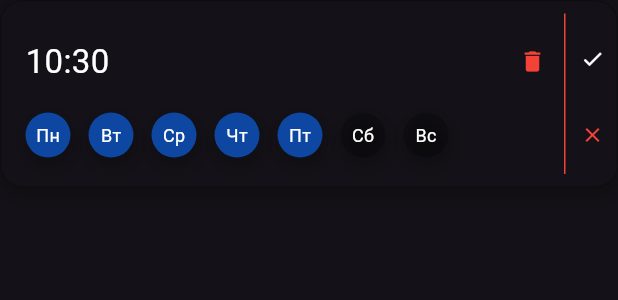
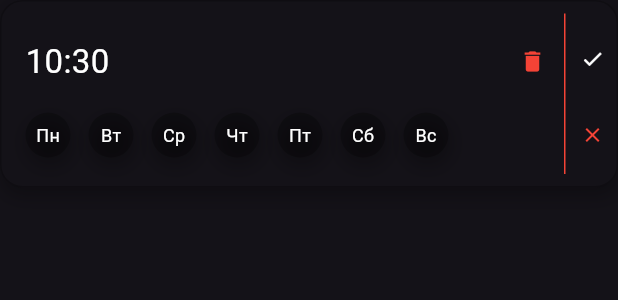
Before and after one commit to OstinPower41016/dream_book, a Flutter app: the TimeCard widget shown alone on an empty page, opened directly with empty values, on a phone screen of 412 x 824 dp. Shown: the top 300 px of the screen. Run offline on Flutter 3.47's test engine with Material 3 defaults, Android fonts, the phone set to English and light mode, and no system bars; our stand-ins replace animated_toggle_switch, flutter_local_notifications, get, get_it, go_router, persistent_bottom_nav_bar and 2 more; accounts and stored records are empty.

Commit message:
[N/A] Alarm clock added days repeat interaction

```diff
--- a/lib/features/alarm_clock/domain/entities/alarm_clock_repeat_by_entity.dart
+++ b/lib/features/alarm_clock/domain/entities/alarm_clock_repeat_by_entity.dart
@@ -1,3 +1,4 @@
+import 'package:dream_book/shared/constants/days_of_week.dart';
 import 'package:json_annotation/json_annotation.dart';
 
 part 'alarm_clock_repeat_by_entity.g.dart';
@@ -5,8 +6,8 @@ part 'alarm_clock_repeat_by_entity.g.dart';
 @JsonSerializable()
 class AlarmClockRepeatByEntity {
   bool monday;
-  bool tueday;
-  bool wendsday;
+  bool tuesday;
+  bool wednesday;
   bool thursday;
   bool friday;
   bool saturday;
@@ -14,8 +15,8 @@ class AlarmClockRepeatByEntity {
 
   AlarmClockRepeatByEntity(
       {this.monday = false,
-      this.tueday = false,
-      this.wendsday = false,
+      this.tuesday = false,
+      this.wednesday = false,
       this.thursday = false,
       this.friday = false,
       this.saturday = false,
@@ -25,4 +26,18 @@ class AlarmClockRepeatByEntity {
       _$AlarmClockRepeatByEntityFromJson(json);
 
   Map<String, dynamic> toJson() => _$AlarmClockRepeatByEntityToJson(this);
+
+  AlarmClockRepeatByEntity copyWith(
+    Map<DaysOfWeek, bool> map,
+  ) {
+    return AlarmClockRepeatByEntity(
+      monday: map[DaysOfWeek.monday] ?? monday,
+      tuesday: map[DaysOfWeek.tuesday] ?? tuesday,
+      wednesday: map[DaysOfWeek.wednesday] ?? wednesday,
+      thursday: map[DaysOfWeek.thursday] ?? thursday,
+      friday: map[DaysOfWeek.friday] ?? friday,
+      saturday: map[DaysOfWeek.saturday] ?? saturday,
+      sunday: map[DaysOfWeek.sunday] ?? sunday,
+    );
+  }
 }
--- a/lib/features/alarm_clock/view/logic/alarm_clock_item_vm.dart
+++ b/lib/features/alarm_clock/view/logic/alarm_clock_item_vm.dart
@@ -1,5 +1,6 @@
 import 'package:dream_book/features/alarm_clock/data/repositories/alarm_clock_repository.dart';
 import 'package:dream_book/features/alarm_clock/domain/entities/alarm_clock_entity.dart';
+import 'package:dream_book/shared/constants/days_of_week.dart';
 import 'package:get/get.dart';
 
 class AlarmClockItemVM extends GetxController {
@@ -9,7 +10,8 @@ class AlarmClockItemVM extends GetxController {
   AlarmClockItemVM({required this.alarmClock});
 
   void changeIsEnabledTime(bool value) async {
-    AlarmClockEntity updatedAlarmClock = alarmClock.value.copyWith(isEnabled: value);
+    AlarmClockEntity updatedAlarmClock =
+        alarmClock.value.copyWith(isEnabled: value);
 
     alarmClock.value = updatedAlarmClock;
     await alarmClockRepository.updateAlarmClock(updatedAlarmClock);
@@ -18,4 +20,15 @@ class AlarmClockItemVM extends GetxController {
   Future<void> updateAlarmClock(AlarmClockEntity alarmClock) async {
     await alarmClockRepository.updateAlarmClock(alarmClock);
   }
+
+  Future<void> updateDaysRepeat(DaysOfWeek day, bool checked) async {
+    var updatedAlarmClock = alarmClock.value.copyWith(
+      listForRepeat: alarmClock.value.listForRepeat.copyWith(
+        {day: checked},
+      ),
+    );
+
+    alarmClock.value = updatedAlarmClock;
+    await alarmClockRepository.updateAlarmClock(updatedAlarmClock);
+  }
 }
--- a/lib/features/alarm_clock/view/logic/alarm_clock_list_vm.dart
+++ b/lib/features/alarm_clock/view/logic/alarm_clock_list_vm.dart
@@ -48,7 +48,6 @@ class AlarmClockListVM extends GetxController {
     return alarmClocks;
   }
 
-
   Future<void> loadAlarmClockList() async {
     var list = await alarmClockRepository.getListAlarmClocks();
 
--- a/lib/features/alarm_clock/view/widgets/time_card/time_card.dart
+++ b/lib/features/alarm_clock/view/widgets/time_card/time_card.dart
@@ -10,11 +10,11 @@ import 'package:get/get.dart';
 
 class TimeCard extends StatelessWidget {
   final AlarmClockEntity alarmClockItem;
-  final vm = Get.put(AlarmClockListVM());
-  final AlarmClockItemVM vmTimeCard;
+  final vmAlarmList = Get.put(AlarmClockListVM());
+  final AlarmClockItemVM vmAlarmItem;
 
   TimeCard({Key? key, required this.alarmClockItem})
-      : vmTimeCard = AlarmClockItemVM(alarmClock: alarmClockItem.obs),
+      : vmAlarmItem = AlarmClockItemVM(alarmClock: alarmClockItem.obs),
         super(key: key);
 
   @override
@@ -23,7 +23,7 @@ class TimeCard extends StatelessWidget {
     String minute = alarmClockItem.time.minute.toString().padLeft(2, "0");
 
     void deleteTimeCard() {
-      vm.deleteAlarmClock(alarmClockItem.alarmId);
+      vmAlarmList.deleteAlarmClock(alarmClockItem.alarmId);
     }
 
     return Container(
@@ -58,15 +58,19 @@ class TimeCard extends StatelessWidget {
                           minute: minute),
                     ],
                   ),
-                  const SizedBox(height: 10,),
-                  TimeCardBottomRow(),
+                  const SizedBox(
+                    height: 10,
+                  ),
+                  TimeCardBottomRow(
+                    vmAlarmItem: vmAlarmItem,
+                  ),
                 ],
               )),
           Positioned(
             top: 8,
             bottom: 8,
             right: 22,
-            child: TurningOnDivider(vmTimeCard: vmTimeCard),
+            child: TurningOnDivider(vmAlarmItem: vmAlarmItem),
           ),
           Positioned(
             top: 5,
@@ -74,7 +78,7 @@ class TimeCard extends StatelessWidget {
             right: 0,
             child: Padding(
                 padding: const EdgeInsets.all(8.0),
-                child: TimeCardTurningOn(vmTimeCard: vmTimeCard)),
+                child: TimeCardTurningOn(vmAlarmItem: vmAlarmItem)),
           )
         ],
       ),
--- a/lib/features/alarm_clock/view/widgets/time_card/time_card_bottom_row.dart
+++ b/lib/features/alarm_clock/view/widgets/time_card/time_card_bottom_row.dart
@@ -1,29 +1,87 @@
+import 'package:dream_book/features/alarm_clock/view/logic/alarm_clock_item_vm.dart';
+import 'package:dream_book/shared/constants/days_of_week.dart';
 import 'package:dream_book/shared/widgets/text_checkbox.dart';
 import 'package:flutter/material.dart';
+import 'package:get/get.dart';
 
 class TimeCardBottomRow extends StatelessWidget {
+  final AlarmClockItemVM vmAlarmItem;
 
-
+  TimeCardBottomRow({required this.vmAlarmItem});
 
   @override
   Widget build(BuildContext context) {
-
-    return Row(
-      children: [
-        TextCheckbox(text: "Пн", onChange: (value) {}, checked: true,),
-        const SizedBox(width: 12,),
-        TextCheckbox(text: "Вт", onChange: (value) {}, checked: true,),
-        const SizedBox(width: 12,),
-        TextCheckbox(text: "Ср", onChange: (value) {}, checked: true,),
-        const SizedBox(width: 12,),
-        TextCheckbox(text: "Чт", onChange: (value) {}, checked: true,),
-        const SizedBox(width: 12,),
-        TextCheckbox(text: "Пт", onChange: (value) {}, checked: true,),
-        const SizedBox(width: 12,),
-        TextCheckbox(text: "Сб", onChange: (value) {}, checked: false,),
-        const SizedBox(width: 12,),
-        TextCheckbox(text: "Вс", onChange: (value) {}, checked: false,),
-      ],
-    );
+    return Obx(() => Row(
+          children: [
+            Obx(() => TextCheckbox(
+                  text: "Пн",
+                  onChange: (value) {
+                    vmAlarmItem.updateDaysRepeat(DaysOfWeek.monday, value);
+                  },
+                  checked:
+                      vmAlarmItem.alarmClock.value.listForRepeat.monday.obs,
+                )),
+            const SizedBox(
+              width: 12,
+            ),
+            TextCheckbox(
+              text: "Вт",
+              onChange: (value) {
+                vmAlarmItem.updateDaysRepeat(DaysOfWeek.tuesday, value);
+              },
+              checked: vmAlarmItem.alarmClock.value.listForRepeat.tuesday.obs,
+            ),
+            const SizedBox(
+              width: 12,
+            ),
+            TextCheckbox(
+              text: "Ср",
+              onChange: (value) {
+                vmAlarmItem.updateDaysRepeat(DaysOfWeek.wednesday, value);
+              },
+              checked: vmAlarmItem.alarmClock.value.listForRepeat.wednesday.obs,
+            ),
+            const SizedBox(
+              width: 12,
+            ),
+            TextCheckbox(
+              text: "Чт",
+              onChange: (value) {
+                vmAlarmItem.updateDaysRepeat(DaysOfWeek.thursday, value);
+              },
+              checked: vmAlarmItem.alarmClock.value.listForRepeat.thursday.obs,
+            ),
+            const SizedBox(
+              width: 12,
+            ),
+            TextCheckbox(
+              text: "Пт",
+              onChange: (value) {
+                vmAlarmItem.updateDaysRepeat(DaysOfWeek.friday, value);
+              },
+              checked: vmAlarmItem.alarmClock.value.listForRepeat.friday.obs,
+            ),
+            const SizedBox(
+              width: 12,
+            ),
+            TextCheckbox(
+              text: "Сб",
+              onChange: (value) {
+                vmAlarmItem.updateDaysRepeat(DaysOfWeek.saturday, value);
+              },
+              checked: vmAlarmItem.alarmClock.value.listForRepeat.saturday.obs,
+            ),
+            const SizedBox(
+              width: 12,
+            ),
+            TextCheckbox(
+              text: "Вс",
+              onChange: (value) {
+                vmAlarmItem.updateDaysRepeat(DaysOfWeek.sunday, value);
+              },
+              checked: vmAlarmItem.alarmClock.value.listForRepeat.sunday.obs,
+            ),
+          ],
+        ));
   }
 }
--- a/lib/features/alarm_clock/view/widgets/time_card/time_card_turning_on.dart
+++ b/lib/features/alarm_clock/view/widgets/time_card/time_card_turning_on.dart
@@ -3,9 +3,9 @@ import 'package:flutter/material.dart';
 import 'package:get/get.dart';
 
 class TimeCardTurningOn extends StatelessWidget {
-  final AlarmClockItemVM vmTimeCard;
+  final AlarmClockItemVM vmAlarmItem;
 
-  TimeCardTurningOn({required this.vmTimeCard});
+  TimeCardTurningOn({required this.vmAlarmItem});
 
   @override
   Widget build(BuildContext context) {
@@ -13,25 +13,28 @@ class TimeCardTurningOn extends StatelessWidget {
       children: [
         Expanded(
           child: InkWell(
-              onTap: () => vmTimeCard.changeIsEnabledTime(true),
+              onTap: () => vmAlarmItem.changeIsEnabledTime(true),
               child: Obx(
                 () => Center(
                     child: Icon(
                   Icons.check,
                   size: 16.0,
-                  color:
-                      vmTimeCard.alarmClock.value.isEnabled ? Colors.green : Colors.white,
+                  color: vmAlarmItem.alarmClock.value.isEnabled
+                      ? Colors.green
+                      : Colors.white,
                 )),
               )),
         ),
         Expanded(
             child: InkWell(
-          onTap: () => vmTimeCard.changeIsEnabledTime(false),
+          onTap: () => vmAlarmItem.changeIsEnabledTime(false),
           child: Obx(() => Center(
                 child: Icon(
                   Icons.close,
                   size: 16.0,
-                  color: vmTimeCard.alarmClock.value.isEnabled ? Colors.white : Colors.red,
+                  color: vmAlarmItem.alarmClock.value.isEnabled
+                      ? Colors.white
+                      : Colors.red,
                 ),
               )),
         ))
--- a/lib/features/alarm_clock/view/widgets/time_card/turning_on_divider.dart
+++ b/lib/features/alarm_clock/view/widgets/time_card/turning_on_divider.dart
@@ -3,9 +3,9 @@ import 'package:flutter/material.dart';
 import 'package:get/get_state_manager/src/rx_flutter/rx_obx_widget.dart';
 
 class TurningOnDivider extends StatelessWidget {
-  final AlarmClockItemVM vmTimeCard;
+  final AlarmClockItemVM vmAlarmItem;
 
-  TurningOnDivider({required this.vmTimeCard});
+  TurningOnDivider({required this.vmAlarmItem});
 
   @override
   Widget build(BuildContext context) {
@@ -13,7 +13,9 @@ class TurningOnDivider extends StatelessWidget {
       padding: const EdgeInsets.symmetric(horizontal: 12.0),
       child: Obx(() => VerticalDivider(
           width: 1,
-          color: vmTimeCard.alarmClock.value.isEnabled ? Colors.green : Colors.red)),
+          color: vmAlarmItem.alarmClock.value.isEnabled
+              ? Colors.green
+              : Colors.red)),
     );
   }
 }
--- /dev/null
+++ b/lib/shared/constants/days_of_week.dart
@@ -0,0 +1,9 @@
+enum DaysOfWeek {
+  monday,
+  tuesday,
+  wednesday,
+  thursday,
+  friday,
+  saturday,
+  sunday
+}
--- a/lib/shared/widgets/text_checkbox.dart
+++ b/lib/shared/widgets/text_checkbox.dart
@@ -1,24 +1,29 @@
 import 'package:flutter/material.dart';
+import 'package:get/get.dart';
 
 class TextCheckbox extends StatelessWidget {
   final String text;
-  bool checked;
-  void Function(bool value) onChange;
+  final RxBool checked;
+  final void Function(bool value) onChange;
 
   TextCheckbox({
     required this.text,
     required this.onChange,
-    this.checked = false
+    required this.checked,
   });
-
 
   @override
   Widget build(BuildContext context) {
-    return Container(
+    return GestureDetector(
+      onTap: () {
+        checked.toggle();
+        onChange(checked.value);
+      },
+      child: Obx(() => Container(
             width: 30.0,
             height: 30.0,
             decoration: BoxDecoration(
-        color: checked ? Colors.blue[900] : Colors.black26,
+              color: checked.value ? Colors.blue[900] : Colors.black26,
               boxShadow: const [
                 BoxShadow(
                   color: Colors.black26,
@@ -27,18 +32,18 @@ class TextCheckbox extends StatelessWidget {
                   offset: Offset(1, 5),
                 ),
               ],
-
-        borderRadius: BorderRadius.circular(15.0)
+              borderRadius: BorderRadius.circular(15.0),
             ),
             child: Center(
-        child: Text(
+              child: Obx(() => Text(
                     text,
                     style: TextStyle(
                       fontSize: 12.0,
-            color: checked ? Colors.white : Colors.white
-          )
+                      color: checked.value ? Colors.white : Colors.white,
                     ),
+                  )),
             ),
+          )),
     );
   }
 }
```
Also changed, not shown: lib/features/alarm_clock/domain/entities/alarm_clock_repeat_by_entity.g.dart. Lines whose indentation alone changed are shown as unchanged.
